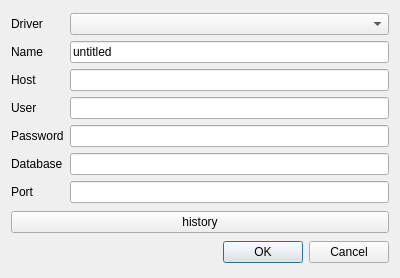
Before: the Qt Designer form adddatabasedialog.ui in mugiseyebrows/mugi-query, drawn with Qt 5.
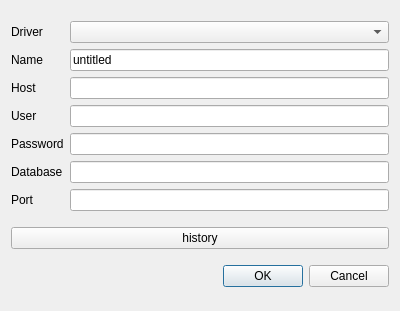
After: the same form once the commit is applied.

The edit to the form file:
```diff
--- a/adddatabasedialog.ui
+++ b/adddatabasedialog.ui
@@ -7,7 +7,7 @@
     <x>0</x>
     <y>0</y>
     <width>400</width>
-    <height>278</height>
+    <height>311</height>
    </rect>
   </property>
   <property name="windowTitle">
```
Left out of the diff: 2 changed lines with no effect on the pictures.
